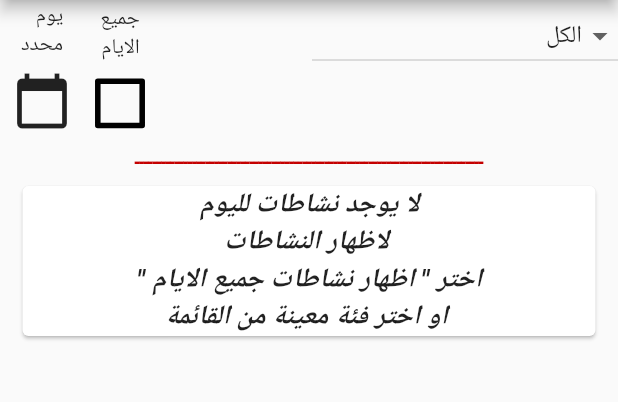
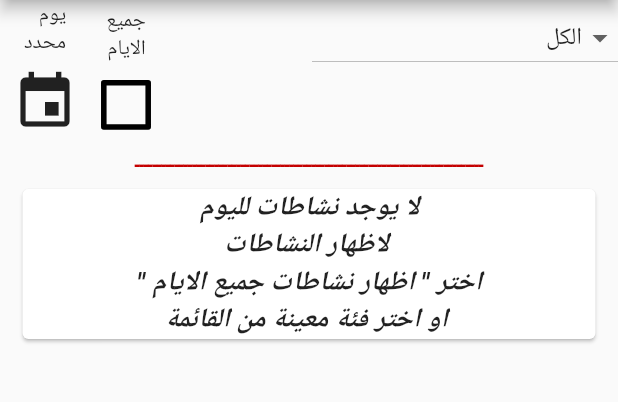
Before and after one commit to AbdallahDev/events_flutter, a Flutter app: the screen it shows after launch, on a phone screen of 412 x 824 dp, the part 84-486 px from its top. Run offline on Flutter 3.47's test engine with Material 2 defaults, Android fonts, the phone set to English and light mode, and no system bars; our stand-ins replace device_info, firebase_messaging, flutter_local_notifications; missing offline and left inert: date_range_picker; accounts and stored records are empty; network calls fail.

Commit message:
I've changed the Icon to events to be more representable.

```diff
--- a/lib/ui/home.dart
+++ b/lib/ui/home.dart
@@ -339,8 +339,8 @@ class _HomeState extends State<Home> {
                           textDirection: _rtlTextDirection,
                         ),
                         IconButton(
-                          icon: Icon(Icons.calendar_today),
-                          iconSize: 40,
+                          icon: Icon(Icons.event),
+                          iconSize: 44,
                           onPressed: () async {
                             final List<DateTime> picked =
                                 await DateRangePicker.showDatePicker(
```
